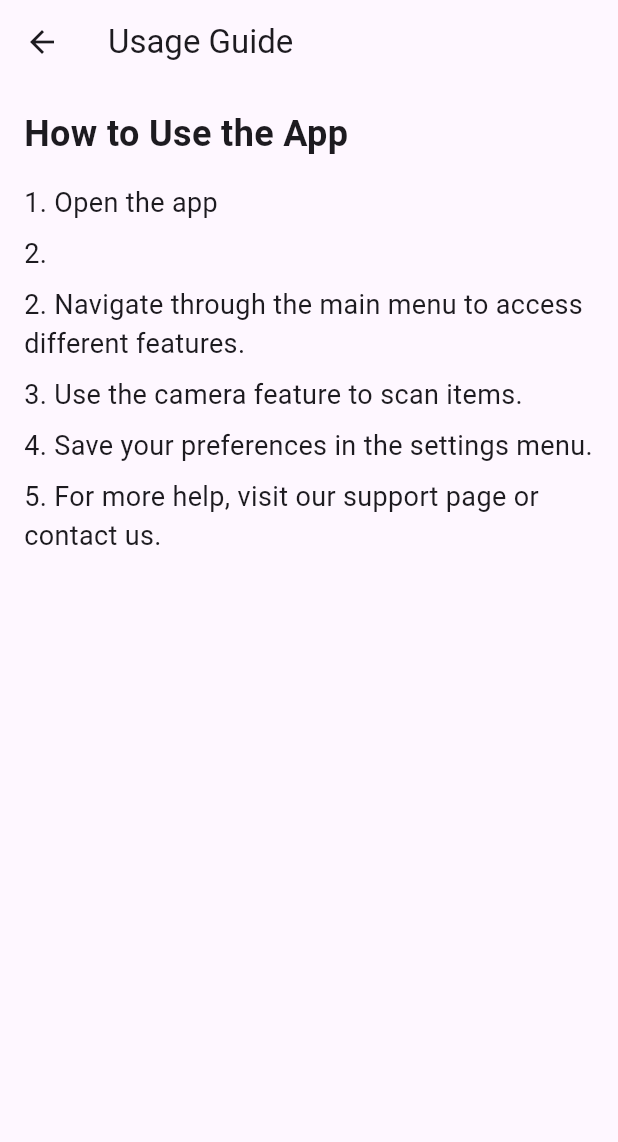
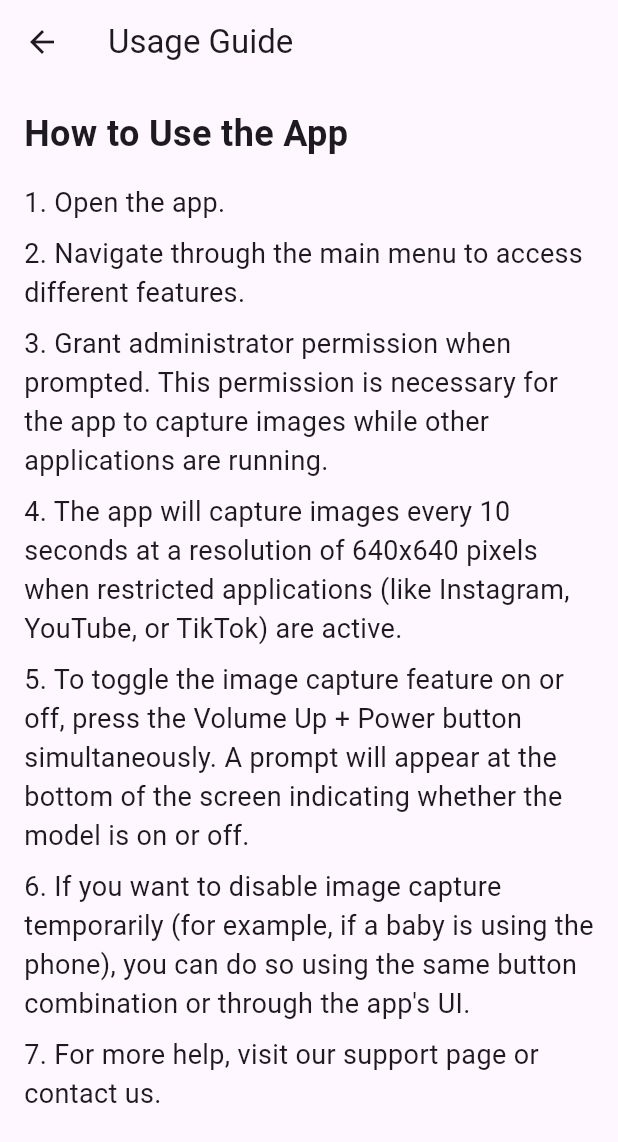
Before and after one commit to ViratSrivastava/baby_app, a Flutter app: the UsageGuideScreen screen opened directly, on a phone screen of 412 x 824 dp. Shown: the top 1142 px of the screen. Run offline on Flutter 3.47's test engine with Material 3 defaults, Android fonts, the phone set to English and light mode, and no system bars; missing offline and left inert: tflite_flutter.

Commit message:
Update usage_guide_screen.dart

```diff
--- a/lib/screens/usage_guide_screen.dart
+++ b/lib/screens/usage_guide_screen.dart
@@ -19,12 +19,7 @@ class UsageGuideScreen extends StatelessWidget {
             ),
             SizedBox(height: 16),
             Text(
-              '1. Open the app',
-              style: TextStyle(fontSize: 18),
-            ),
-            SizedBox(height: 8),
-            Text(
-              '2. ',
+              '1. Open the app.',
               style: TextStyle(fontSize: 18),
             ),
             SizedBox(height: 8),
@@ -34,17 +29,27 @@ class UsageGuideScreen extends StatelessWidget {
             ),
             SizedBox(height: 8),
             Text(
-              '3. Use the camera feature to scan items.',
+              '3. Grant administrator permission when prompted. This permission is necessary for the app to capture images while other applications are running.',
               style: TextStyle(fontSize: 18),
             ),
             SizedBox(height: 8),
             Text(
-              '4. Save your preferences in the settings menu.',
+              '4. The app will capture images every 10 seconds at a resolution of 640x640 pixels when restricted applications (like Instagram, YouTube, or TikTok) are active.',
               style: TextStyle(fontSize: 18),
             ),
             SizedBox(height: 8),
             Text(
-              '5. For more help, visit our support page or contact us.',
+              '5. To toggle the image capture feature on or off, press the Volume Up + Power button simultaneously. A prompt will appear at the bottom of the screen indicating whether the model is on or off.',
+              style: TextStyle(fontSize: 18),
+            ),
+            SizedBox(height: 8),
+            Text(
+              '6. If you want to disable image capture temporarily (for example, if a baby is using the phone), you can do so using the same button combination or through the app\'s UI.',
+              style: TextStyle(fontSize: 18),
+            ),
+            SizedBox(height: 8),
+            Text(
+              '7. For more help, visit our support page or contact us.',
               style: TextStyle(fontSize: 18),
             ),
           ],
```
